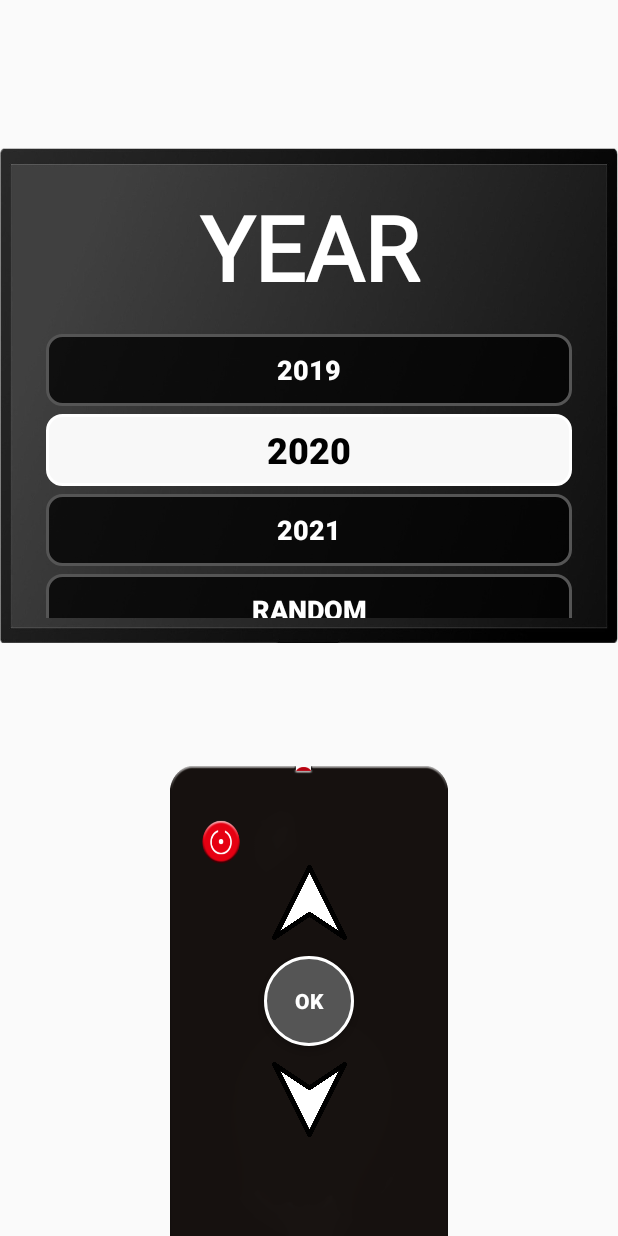
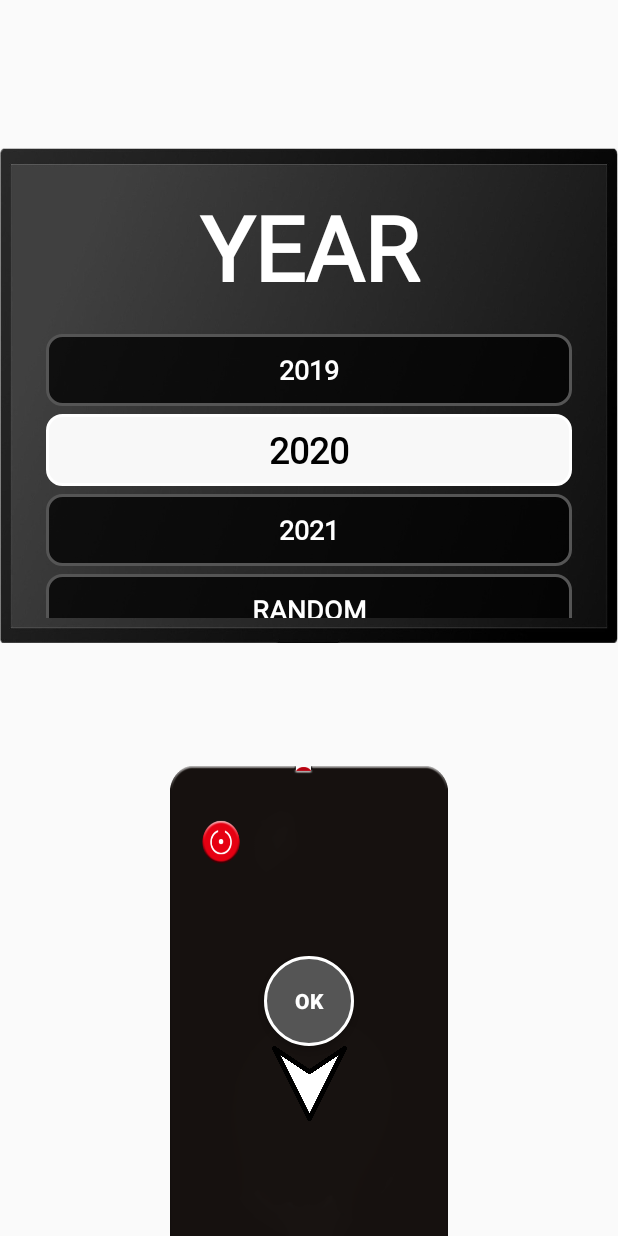
Before and after one commit to JongReulk/KpopFix, an Android app: the YearActivity screen opened directly, with no data from a screen before it, on a phone screen of 412 x 824 dp. Run offline under Robolectric (Android 15) with nearby library versions, the phone set to English and light mode, and no system bars.

Commit message:
버튼 디자인 간격 수정, 폰트 수정

```diff
--- a/app/src/main/res/layout/activity_year_new.xml
+++ b/app/src/main/res/layout/activity_year_new.xml
@@ -59,6 +59,7 @@
         android:gravity="center"
         android:text="2016"
         android:textStyle="bold"
+        android:fontFamily="@font/font_digital"
         android:textColor="@color/yellow"
 
         android:autoSizeTextType="uniform"
@@ -103,6 +104,7 @@
                 android:textSize="18dp"
                 android:textColor="@color/white"
                 android:textStyle="bold"
+                android:fontFamily="@font/font_digital"
                 android:layout_marginBottom="5dp"
                 >
             </Button>
@@ -116,6 +118,7 @@
                 android:textSize="18dp"
                 android:textColor="@color/white"
                 android:textStyle="bold"
+                android:fontFamily="@font/font_digital"
                 android:layout_marginBottom="5dp"
             >
 
@@ -130,6 +133,7 @@
                 android:textSize="18dp"
                 android:textColor="@color/white"
                 android:textStyle="bold"
+                android:fontFamily="@font/font_digital"
                 android:layout_marginBottom="5dp"
                 >
             </Button>
@@ -143,6 +147,7 @@
                 android:textSize="18dp"
                 android:textColor="@color/white"
                 android:textStyle="bold"
+                android:fontFamily="@font/font_digital"
                 android:layout_marginBottom="5dp"
                 >
             </Button>
@@ -156,6 +161,7 @@
                 android:textSize="18dp"
                 android:textColor="@color/white"
                 android:textStyle="bold"
+                android:fontFamily="@font/font_digital"
                 android:layout_marginBottom="5dp"
                 >
             </Button>
@@ -169,6 +175,7 @@
                 android:textSize="18dp"
                 android:textColor="@color/white"
                 android:textStyle="bold"
+                android:fontFamily="@font/font_digital"
                 android:layout_marginBottom="5dp"
                 >
             </Button>
@@ -182,6 +189,7 @@
                 android:textSize="18dp"
                 android:textColor="@color/white"
                 android:textStyle="bold"
+                android:fontFamily="@font/font_digital"
                 android:layout_marginBottom="5dp"
                 >
             </Button>
@@ -195,6 +203,7 @@
                 android:textSize="18dp"
                 android:textColor="@color/white"
                 android:textStyle="bold"
+                android:fontFamily="@font/font_digital"
                 android:layout_marginBottom="5dp"
                 >
             </Button>
@@ -244,11 +253,11 @@
         android:text="up"
         android:textColor="@color/white"
         android:textStyle="bold"
-        app:layout_constraintTop_toTopOf="parent"
+        app:layout_constraintTop_toBottomOf="parent"
         app:layout_constraintLeft_toLeftOf="parent"
         app:layout_constraintRight_toRightOf="parent"
-        app:layout_constraintBottom_toBottomOf="parent"
-        app:layout_constraintVertical_bias="0.25"
+        app:layout_constraintBottom_toTopOf="@id/year_confirm"
+        app:layout_constraintVertical_bias="1"
         >
 
     </ImageButton>
@@ -281,11 +290,11 @@
 
         android:background="@android:color/transparent"
         android:src="@drawable/downarrow"
-        app:layout_constraintTop_toTopOf="parent"
+        app:layout_constraintTop_toBottomOf="@id/year_confirm"
         app:layout_constraintLeft_toLeftOf="parent"
         app:layout_constraintRight_toRightOf="parent"
         app:layout_constraintBottom_toBottomOf="parent"
-        app:layout_constraintVertical_bias="0.75"
+        app:layout_constraintVertical_bias="0"
         >
     </ImageButton>
 
```
Also changed, not shown: app/src/main/res/layout/activity_difficulty.xml (+4 -4 lines), app/src/main/res/layout/activity_main.xml (+5 -5 lines).
